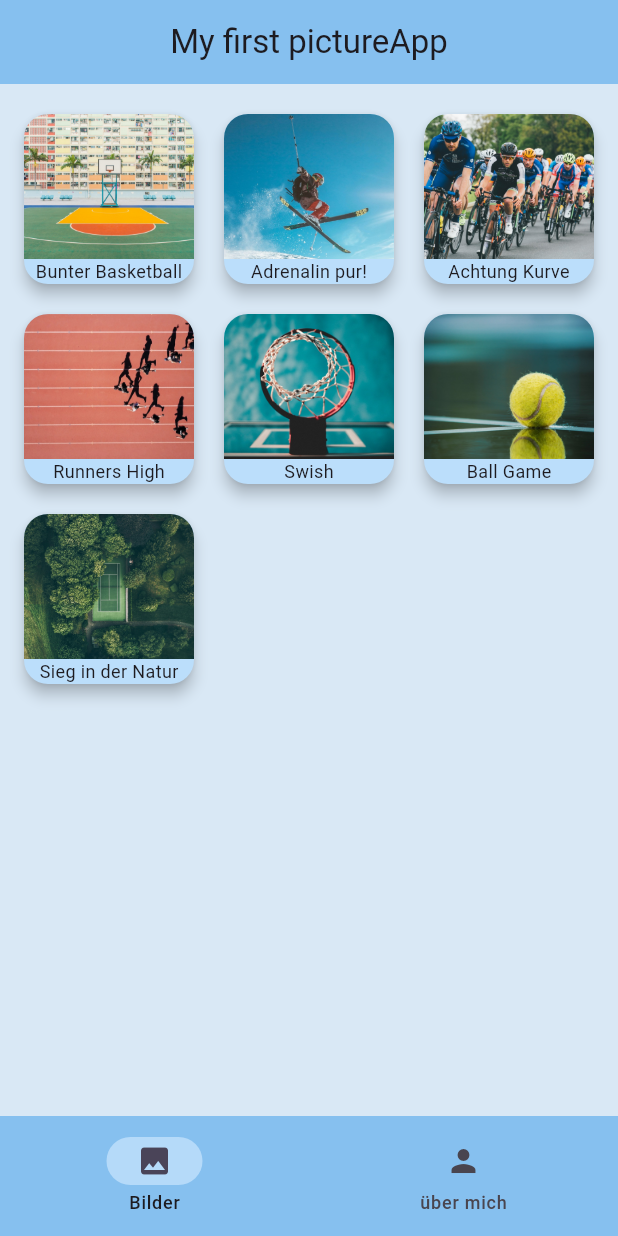
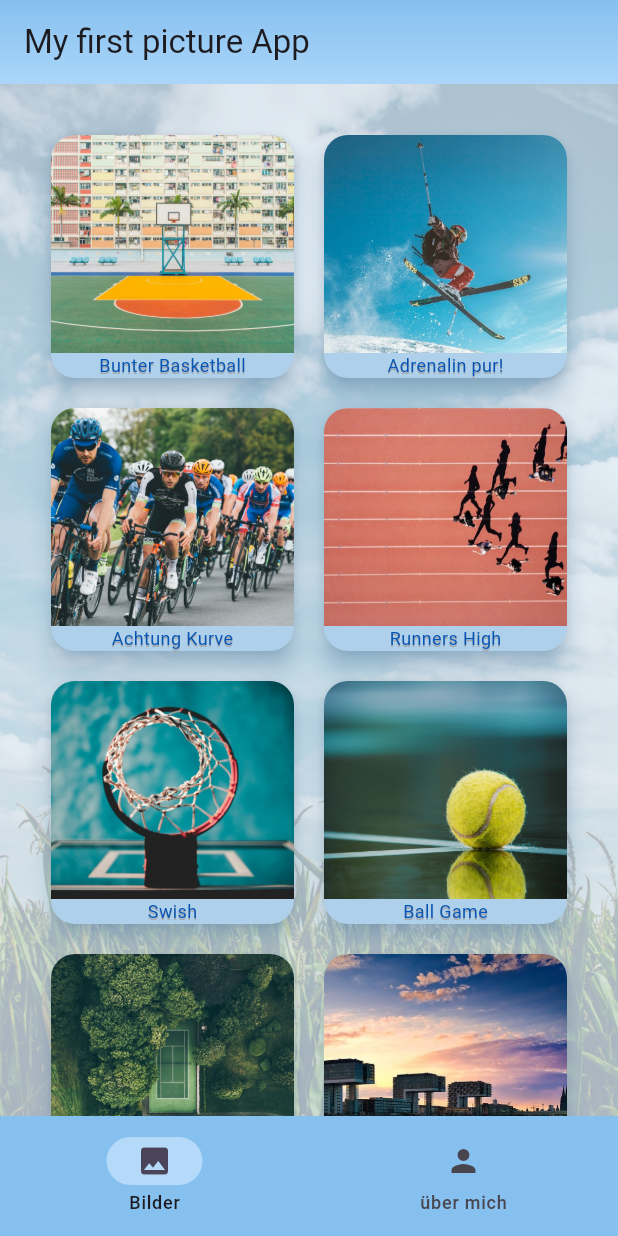
Before and after one commit to Makuz87/bilder_app_projekt, a Flutter app: the screen it shows after launch, on a phone screen of 412 x 824 dp. Run offline on Flutter 3.47's test engine with Material 3 defaults, Android fonts, the phone set to English and light mode, and no system bars.

Commit message:
background texture and gradient appbar

```diff
--- a/lib/gallery_data.dart
+++ b/lib/gallery_data.dart
@@ -48,6 +48,20 @@ List<GalleryItem> galleryData = [
         'Eine beeindruckende Drohnenaufnahme zeigt ein Tennisfeld, das idyllisch mitten im Grünen liegt. Das leuchtend grüne Spielfeld kontrastiert wunderschön mit den umgebenden Bäumen und Wiesen. An einem sonnigen Sommertag vor einigen Jahren wurde hier ein Turnier ausgetragen, bei dem Spieler und Zuschauer gleichermaßen die atemberaubende Naturkulisse genossen.',
     imagePath: 'assets/images/tennis_2.jpeg',
   ),
+  GalleryItem(
+    imageTitle: 'Kölner Architektur',
+    imageDate: '12.03.2024',
+    imageDescription:
+        'Köln präsentiert derzeit eine der lebendigsten Architekturlandschaften in Deutschland. Die rechte Rheinseite hat mit dem Rheinboulevard gerade eine hoch attraktive Uferpromenade bekommen. Ihr Herzstück ist die neue großzügige Freitreppe zum Fluss, die sich über 500 Meter lang zwischen der Hohenzollernbrücke und der Deutzer Brücke erstreckt und schon jetzt für Kölner und Besucher der Stadtzu einem beliebten Treffpunkt geworden ist.',
+    imagePath: 'assets/images/architecture.jpg',
+  ),
+  GalleryItem(
+    imageTitle: 'Schneelandschaft',
+    imageDate: '12.03.2024',
+    imageDescription:
+        'So schön eine verzauberte Schneelandschaft sein kann, ist sie auch Arschkalt. Für Menschen, die es wärmer mögen zwar ein schönes Motiv, aber kein Ort an den sie sich wohl fühlen.',
+    imagePath: 'assets/images/pexels-michael-schlierf-757699958-29693267.jpg',
+  ),
 ];
 
 class GalleryItem {
--- a/lib/main_screen.dart
+++ b/lib/main_screen.dart
@@ -21,13 +21,34 @@ class _MainScreenState extends State<MainScreen> {
   Widget build(BuildContext context) {
     return Scaffold(
         backgroundColor: const Color.fromARGB(255, 217, 232, 245),
-      appBar: AppBar(
-        title: Text("My first pictureApp"),
-        centerTitle: true,
-        backgroundColor: const Color.fromARGB(255, 134, 192, 239),
+        appBar: PreferredSize(
+          preferredSize: Size.fromHeight(kToolbarHeight),
+          child: Container(
+            decoration: BoxDecoration(
+              gradient: LinearGradient(
+                begin: Alignment.topCenter,
+                end: Alignment.bottomCenter,
+                colors: [
+                  Color.fromARGB(255, 134, 192, 239), // Blau
+                  Color.fromARGB(255, 171, 214, 249), // Blau
+                ],
               ),
-      body: Column(
+            ),
+            child: AppBar(
+              title: Text("My first picture App"),
+              backgroundColor: Colors.transparent,
+            ),
+          ),
+        ),
+        body: Stack(
           children: [
+            Positioned.fill(
+                child: Image.asset(
+              "assets/images/pexels-pixabay-158827.jpg",
+              fit: BoxFit.cover,
+              color: Colors.blueAccent.withOpacity(0.3),
+              colorBlendMode: BlendMode.dstATop,
+            )),
             Expanded(child: pages[_pageIndex]),
           ],
         ),
@@ -44,7 +65,6 @@ class _MainScreenState extends State<MainScreen> {
             NavigationDestination(icon: Icon(Icons.image), label: "Bilder"),
             NavigationDestination(icon: Icon(Icons.person), label: "über mich"),
           ],
-      ),
-    );
+        ));
   }
 }
--- a/lib/pages/image_page.dart
+++ b/lib/pages/image_page.dart
@@ -1,5 +1,4 @@
 import 'package:bilder_app_projekt/gallery_data.dart';
-import 'package:bilder_app_projekt/pages/detail_pages.dart';
 import 'package:bilder_app_projekt/pages/details_page.dart';
 import 'package:flutter/material.dart';
 
@@ -9,8 +8,8 @@ class ImagePage extends StatelessWidget {
   @override
   Widget build(BuildContext context) {
     return GridView.count(
-      crossAxisCount: 3,
-      padding: EdgeInsets.fromLTRB(12, 16, 12, 12),
+      crossAxisCount: 2,
+      padding: EdgeInsets.fromLTRB(30, 30, 30, 30),
       mainAxisSpacing: 12,
       crossAxisSpacing: 12,
       children: cardView(context),
@@ -23,7 +22,6 @@ class ImagePage extends StatelessWidget {
     for (GalleryItem galleryItem in galleryData) {
       myWidget.add(
         InkWell(
-          splashColor: Colors.red,
           onTap: () {
             Navigator.of(context).push(
               MaterialPageRoute(
@@ -32,8 +30,9 @@ class ImagePage extends StatelessWidget {
             );
           },
           child: Card(
-            color: Colors.blue[100],
-            elevation: 4,
+            color: const Color.fromARGB(255, 175, 208, 235),
+            elevation: 6,
+            shadowColor: Colors.blue[200],
             clipBehavior: Clip.antiAlias,
             shape: RoundedRectangleBorder(
               borderRadius: BorderRadius.circular(16),
@@ -43,8 +42,7 @@ class ImagePage extends StatelessWidget {
                 Expanded(
                   child: Image.asset(
                     galleryItem.imagePath,
-                    height: 150,
-                    width: 150,
+                    width: double.infinity,
                     fit: BoxFit.cover,
                   ),
                 ),
@@ -52,6 +50,12 @@ class ImagePage extends StatelessWidget {
                   galleryItem.imageTitle,
                   style: TextStyle(
                     fontSize: 12,
+                    color: const Color.fromARGB(255, 6, 84, 180),
+                    shadows: [
+                      Shadow(
+                          offset: Offset(0, 1),
+                          color: Colors.grey.withOpacity(0.8))
+                    ],
                   ),
                 ),
               ],
```
Also changed, not shown: assets/images/architecture.jpg (added), assets/images/pexels-adria-masi-461420600-20526737.jpg (added), assets/images/pexels-hngstrm-1939485.jpg (added), assets/images/pexels-michael-schlierf-757699958-29693267.jpg (added), assets/images/pexels-pixabay-158827.jpg (added), assets/images/pexels-scottwebb-1029604.jpg (added). Lines whose indentation alone changed are shown as unchanged.
